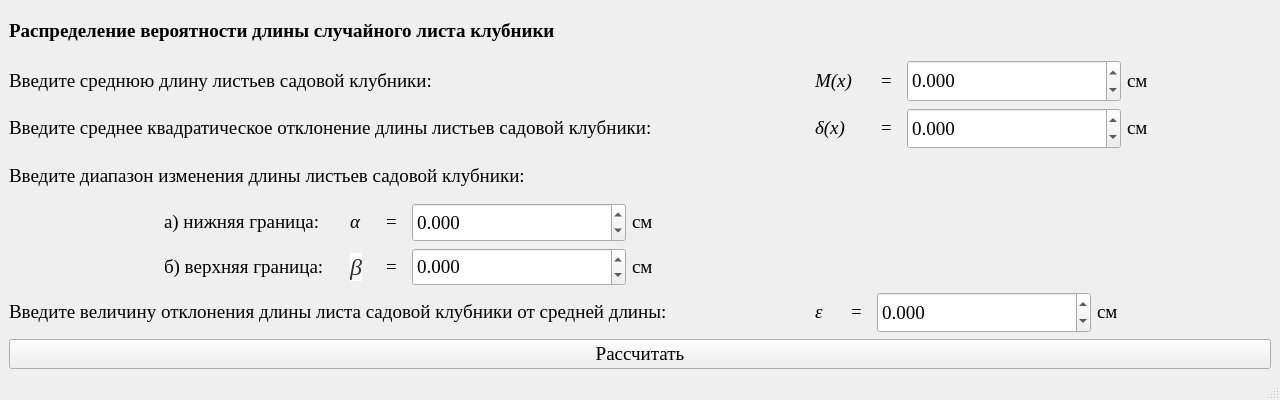
First picture: the form in files/MainWindow.ui, repository Vovadoes/PDLRSL, before the edit.
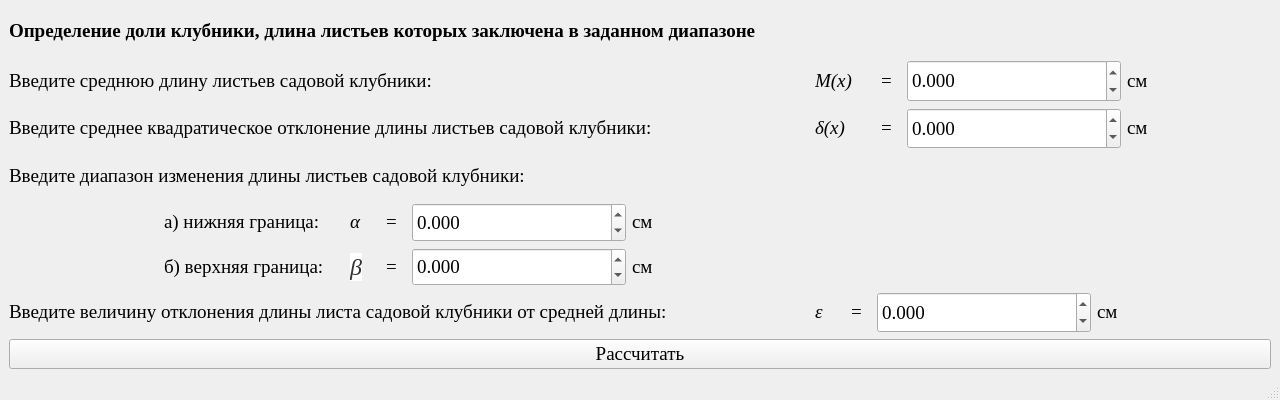
Second picture: the form after the edit.

The edit to the form file:
```diff
--- a/files/MainWindow.ui
+++ b/files/MainWindow.ui
@@ -44,7 +44,7 @@
        </font>
       </property>
       <property name="text">
-       <string>&lt;html&gt;&lt;head/&gt;&lt;body&gt;&lt;p&gt;Распределение вероятности длины случайного листа клубники&lt;/p&gt;&lt;/body&gt;&lt;/html&gt;</string>
+       <string>&lt;html&gt;&lt;head/&gt;&lt;body&gt;&lt;p&gt;Определение доли клубники, длина листьев которых заключена в заданном диапазоне&lt;/p&gt;&lt;/body&gt;&lt;/html&gt;</string>
       </property>
      </widget>
     </item>
```
Left out of the diff: 2 changed lines with no effect on the pictures.
